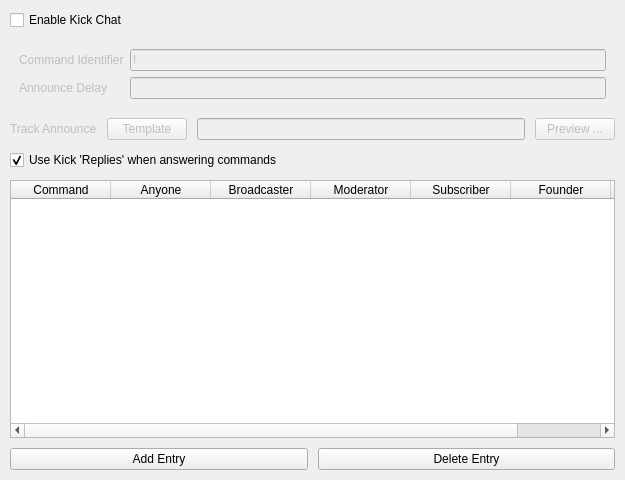
Above: nowplaying/resources/ui/kickchat.ui from whatsnowplaying/whats-now-playing before the change. Below: the same form after it.
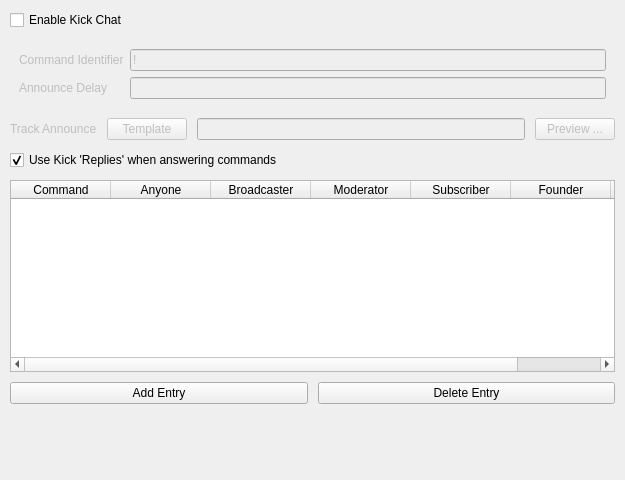
That is the form after the change.

```diff
--- a/nowplaying/resources/ui/kickchat.ui
+++ b/nowplaying/resources/ui/kickchat.ui
@@ -211,6 +211,19 @@
      </item>
     </layout>
    </item>
+   <item>
+    <spacer name="verticalSpacer">
+     <property name="orientation">
+      <enum>Qt::Vertical</enum>
+     </property>
+     <property name="sizeHint" stdset="0">
+      <size>
+       <width>20</width>
+       <height>40</height>
+      </size>
+     </property>
+    </spacer>
+   </item>
   </layout>
  </widget>
  <resources/>
```
